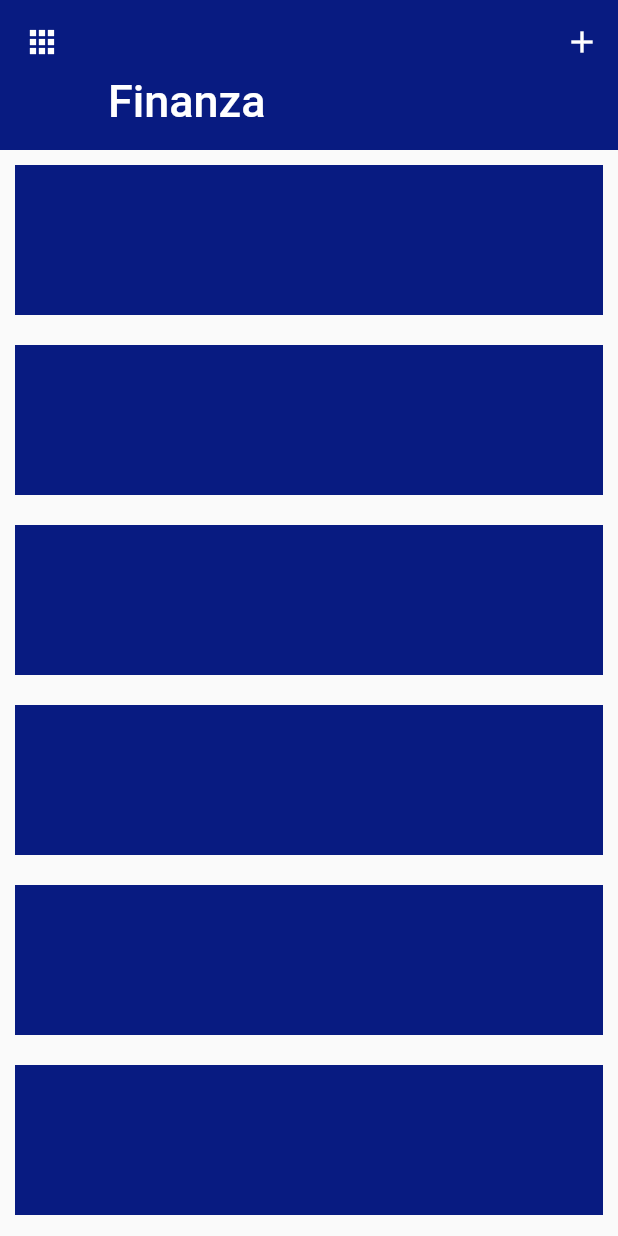
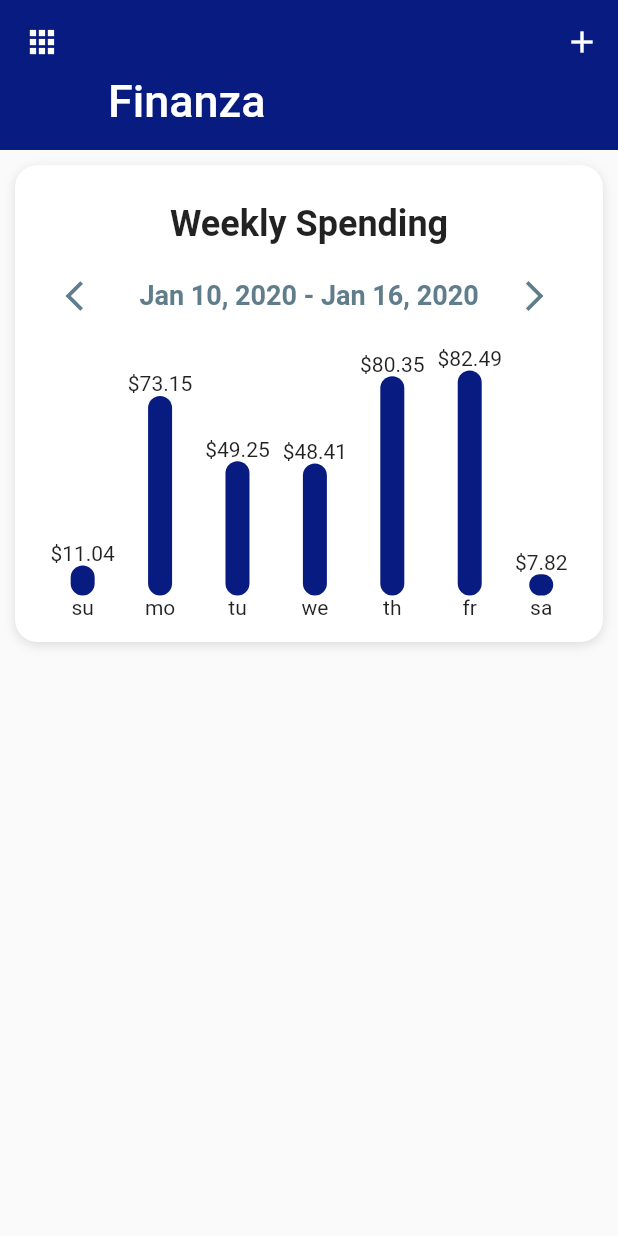
Before and after one commit to Wandersonjack/finanza-flutter-app, a Flutter app: the screen it shows after launch, on a phone screen of 412 x 824 dp. Run offline on Flutter 3.47's test engine with Material 2 defaults, Android fonts, the phone set to English and light mode, and no system bars.

Commit message:
weekly spending component with bar chart and bar widget

```diff
--- /dev/null
+++ b/lib/components/bar_chart.dart
@@ -0,0 +1,127 @@
+import 'package:flutter/material.dart';
+
+class BarChart extends StatelessWidget {
+  final List<double> expenses;
+
+  BarChart({this.expenses});
+
+  @override
+  Widget build(BuildContext context) {
+    double mostExpensive = 0;
+    expenses.forEach((double price) {
+      if (price > mostExpensive) {
+        mostExpensive = price;
+      }
+    });
+    return Padding(
+      padding: const EdgeInsets.all(15.0),
+      child: Column(
+        children: <Widget>[
+          Padding(
+            padding: const EdgeInsets.only(top: 10),
+            child: Text(
+              'Weekly Spending',
+              style: TextStyle(
+                fontSize: 24,
+                fontWeight: FontWeight.w600,
+              ),
+            ),
+          ),
+          SizedBox(height: 10),
+          Row(
+            mainAxisAlignment: MainAxisAlignment.spaceAround,
+            children: <Widget>[
+              IconButton(
+                  icon: Icon(Icons.arrow_back_ios),
+                  onPressed: () => print('previous week'),
+                  color: Colors.blueGrey),
+              Text(
+                'Jan 10, 2020 - Jan 16, 2020',
+                style: TextStyle(
+                    fontSize: 18,
+                    fontWeight: FontWeight.w600,
+                    color: Colors.blueGrey),
+              ),
+              IconButton(
+                  icon: Icon(Icons.arrow_forward_ios),
+                  onPressed: () => print('previous week'),
+                  color: Colors.blueGrey),
+            ],
+          ),
+          SizedBox(
+            height: 10,
+          ),
+          Row(
+            mainAxisAlignment: MainAxisAlignment.spaceEvenly,
+            crossAxisAlignment: CrossAxisAlignment.end,
+            children: <Widget>[
+              Bar(
+                label: 'su',
+                amountSpent: expenses[0],
+                mostExpensive: mostExpensive,
+              ),
+              Bar(
+                label: 'mo',
+                amountSpent: expenses[1],
+                mostExpensive: mostExpensive,
+              ),
+              Bar(
+                label: 'tu',
+                amountSpent: expenses[2],
+                mostExpensive: mostExpensive,
+              ),
+              Bar(
+                label: 'we',
+                amountSpent: expenses[3],
+                mostExpensive: mostExpensive,
+              ),
+              Bar(
+                label: 'th',
+                amountSpent: expenses[4],
+                mostExpensive: mostExpensive,
+              ),
+              Bar(
+                label: 'fr',
+                amountSpent: expenses[5],
+                mostExpensive: mostExpensive,
+              ),
+              Bar(
+                label: 'sa',
+                amountSpent: expenses[6],
+                mostExpensive: mostExpensive,
+              ),
+            ],
+          ),
+        ],
+      ),
+    );
+  }
+}
+
+class Bar extends StatelessWidget {
+  Bar({this.label, this.amountSpent, this.mostExpensive});
+
+  final String label;
+  final double amountSpent;
+  final double mostExpensive;
+  final double _maxBarHeight = 150;
+
+  @override
+  Widget build(BuildContext context) {
+    final barHeight = amountSpent / mostExpensive * _maxBarHeight;
+    return Column(
+      children: <Widget>[
+        Text('\$${amountSpent.toStringAsFixed(2)}'),
+        Container(
+          height: barHeight,
+          width: 16,
+          decoration: BoxDecoration(
+            borderRadius: BorderRadius.circular(15),
+            color: Theme.of(context).primaryColor,
+          ),
+        ),
+        Text(label),
+      ],
+    );
+  }
+}
--- /dev/null
+++ b/lib/data/data.dart
@@ -0,0 +1,39 @@
+import 'dart:math';
+
+import 'package:finanza/models/category_model.dart';
+import 'package:finanza/models/expense_model.dart';
+
+final rand = Random();
+
+final List<double> weeklySpending = [
+  rand.nextDouble() * 100,
+  rand.nextDouble() * 100,
+  rand.nextDouble() * 100,
+  rand.nextDouble() * 100,
+  rand.nextDouble() * 100,
+  rand.nextDouble() * 100,
+  rand.nextDouble() * 100,
+];
+
+_generateExpenses() {
+  List<Expense> expenses = [
+    Expense(name: 'Item 0', cost: rand.nextDouble() * 90),
+    Expense(name: 'Item 1', cost: rand.nextDouble() * 90),
+    Expense(name: 'Item 2', cost: rand.nextDouble() * 90),
+    Expense(name: 'Item 3', cost: rand.nextDouble() * 90),
+    Expense(name: 'Item 4', cost: rand.nextDouble() * 90),
+    Expense(name: 'Item 5', cost: rand.nextDouble() * 90),
+  ];
+  return expenses;
+}
+
+List<Category> categories = [
+  Category(name: 'Food', maxAmount: 450, expenses: _generateExpenses()),
+  Category(name: 'Clothing', maxAmount: 500, expenses: _generateExpenses()),
+  Category(name: 'Utilities', maxAmount: 600, expenses: _generateExpenses()),
+  Category(
+      name: 'Entertainment', maxAmount: 330, expenses: _generateExpenses()),
+  Category(
+      name: 'Transportation', maxAmount: 500, expenses: _generateExpenses()),
+  Category(name: 'Housing', maxAmount: 1000, expenses: _generateExpenses()),
+];
--- /dev/null
+++ b/lib/models/category_model.dart
@@ -0,0 +1,8 @@
+import 'package:finanza/models/expense_model.dart';
+class Category {
+  final String name;
+  final double maxAmount;
+  final List<Expense> expenses;
+
+  Category({this.name, this.maxAmount, this.expenses});
+}
--- /dev/null
+++ b/lib/models/expense_model.dart
@@ -0,0 +1,6 @@
+class Expense {
+  final String name;
+  final double cost;
+
+  Expense({this.name, this.cost});
+}
--- a/lib/screens/home_screen.dart
+++ b/lib/screens/home_screen.dart
@@ -1,4 +1,5 @@
-import 'package:finanza/utilities/colors.dart';
+import 'package:finanza/components/bar_chart.dart';
+import 'package:finanza/data/data.dart';
 import 'package:flutter/material.dart';
 
 class HomeScreen extends StatefulWidget {
@@ -17,7 +18,7 @@ class _HomeScreenState extends State<HomeScreen> {
             expandedHeight: 100,
             leading: IconButton(
               icon: Icon(Icons.apps),
-              onPressed: (){},
+              onPressed: () {},
             ),
             flexibleSpace: FlexibleSpaceBar(
               title: Text('Finanza'),
@@ -25,20 +26,33 @@ class _HomeScreenState extends State<HomeScreen> {
             actions: <Widget>[
               IconButton(
                 icon: Icon(Icons.add),
-                onPressed: (){},
+                onPressed: () {},
               ),
             ],
           ),
           SliverList(
             delegate: SliverChildBuilderDelegate(
-                (BuildContext context, int index){
-                  return Container(
-                    margin: EdgeInsets.all(10),
-                    height: 100,
-                    color: kPrimaryColor,
-                  );
-                },
-              childCount: 10,
+              (BuildContext context, int index) {
+                return Container(
+                  margin: EdgeInsets.all(10),
+
+                  child: BarChart(
+                    expenses: weeklySpending,
+                  ),
+                  decoration: BoxDecoration(
+                    color: Colors.white,
+                    borderRadius: BorderRadius.circular(15),
+                    boxShadow: [
+                      BoxShadow(
+                        color: Colors.black12,
+                        offset: Offset(0, 2),
+                        blurRadius: 6.0,
+                      ),
+                    ],
+                  ),
+                );
+              },
+              childCount: 1,
             ),
           ),
         ],
--- /dev/null
+++ b/lib/utilities/const.dart
@@ -0,0 +1 @@
+import 'package:flutter/material.dart';
```
